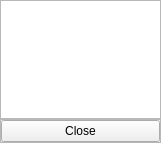
This is SharedPainter/JoinerListWindow.ui in gunoodaddy/SharedPainter as Qt 5 draws it before an edit. The edited form follows.
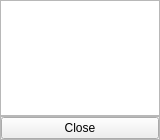
This is the edited form.

Diff of the .ui file:
```diff
--- a/SharedPainter/JoinerListWindow.ui
+++ b/SharedPainter/JoinerListWindow.ui
@@ -6,8 +6,8 @@
    <rect>
     <x>0</x>
     <y>0</y>
-    <width>161</width>
-    <height>143</height>
+    <width>160</width>
+    <height>140</height>
    </rect>
   </property>
   <property name="windowTitle">
```
